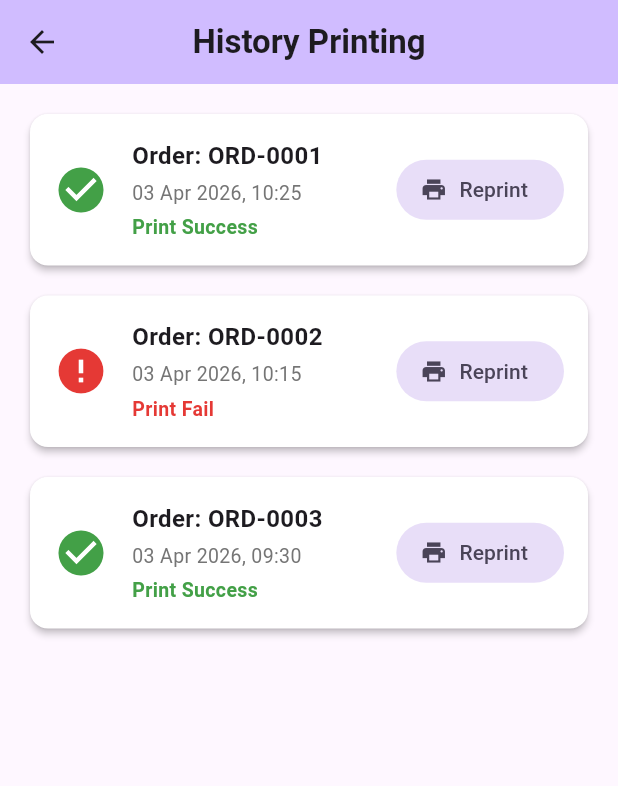
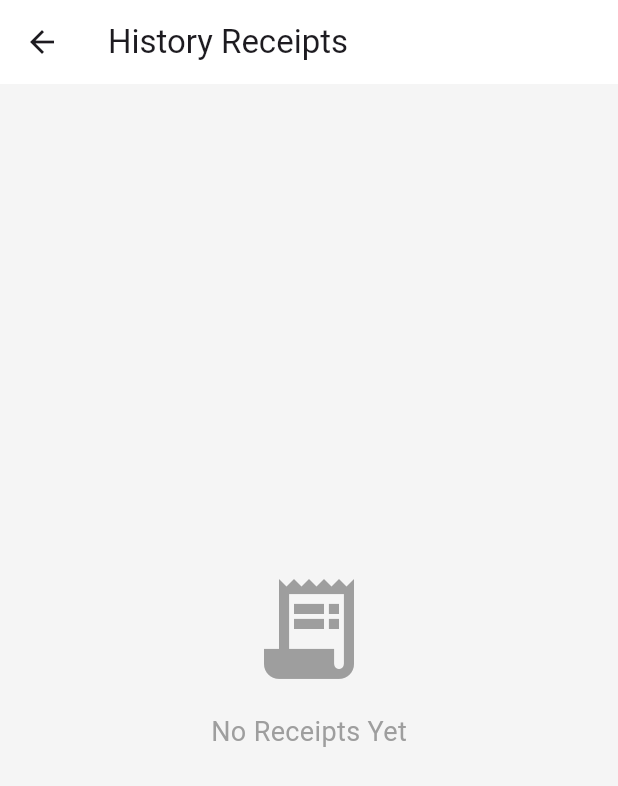
Before and after one commit to CHNSR/rainbow-test, a Flutter app: the HistoryPrinting screen opened by its route, on a phone screen of 412 x 824 dp. Shown: the top 786 px of the screen. Run offline on Flutter 3.47's test engine with Material 3 defaults, Android fonts, the phone set to English and light mode, and no system bars; our stand-ins replace barcode_widget, bloc, dotted_line, equatable, flutter_bloc, google_fonts and 2 more; missing offline and left inert: barcode, flutter_printer_01, flutter_thermal_printer; accounts and stored records are empty; statements that could not run were skipped.

Commit message:
update final app

```diff
--- a/lib/bloc/order_page/orderfull_event.dart
+++ b/lib/bloc/order_page/orderfull_event.dart
@@ -21,5 +21,8 @@ class SetOrderTypeEvent extends OrderfullEvent {
 }
 
 class ConfirmOrderEvent extends OrderfullEvent {
-  ConfirmOrderEvent();
+  final String status;
+  final String printer;
+
+  ConfirmOrderEvent({this.status = "Success", this.printer = "Unknown"});
 }
--- a/lib/model/print_history.dart
+++ b/lib/model/print_history.dart
@@ -1,4 +1,6 @@
 import 'package:hive_ce/hive_ce.dart';
+
+part 'print_history.g.dart';
 
 @HiveType(typeId: 1)
 enum PrintStatus {
--- /dev/null
+++ b/lib/model/receipt.dart
@@ -0,0 +1,70 @@
+import 'package:equatable/equatable.dart';
+import 'package:hive_ce/hive_ce.dart';
+
+part 'receipt.g.dart';
+
+@HiveType(typeId: 10) // เลือก typeId ที่ยังไม่ซ้ำในระบบของคุณ
+class Receipt extends Equatable {
+  @HiveField(0)
+  final String id;
+
+  @HiveField(1)
+  final DateTime date;
+
+  @HiveField(2)
+  final double totalAmount;
+
+  @HiveField(3)
+  final String orderType;
+
+  @HiveField(4)
+  final List<ReceiptItem> items;
+
+  @HiveField(5, defaultValue: 'Success')
+  final String status;
+
+  @HiveField(6, defaultValue: 'Unknown')
+  final String printer;
+
+  const Receipt({
+    required this.id,
+    required this.date,
+    required this.totalAmount,
+    required this.orderType,
+    required this.items,
+    required this.status,
+    required this.printer,
+  });
+
+  @override
+  List<Object?> get props => [
+        id,
+        date,
+        totalAmount,
+        orderType,
+        items,
+        status,
+        printer,
+      ];
+}
+
+@HiveType(typeId: 7) // เลือก typeId ที่ยังไม่ซ้ำในระบบของคุณ
+class ReceiptItem extends Equatable {
+  @HiveField(0)
+  final String foodName;
+
+  @HiveField(1)
+  final double foodPrice;
+
+  @HiveField(2)
+  final int quantity;
+
+  const ReceiptItem({
+    required this.foodName,
+    required this.foodPrice,
+    required this.quantity,
+  });
+
+  @override
+  List<Object?> get props => [foodName, foodPrice, quantity];
+}
--- a/lib/pages/order_pages.dart
+++ b/lib/pages/order_pages.dart
@@ -19,7 +19,6 @@ class _OrderPagesState extends State<OrderPages> {
   bool _isAutoScrolling = false;
   final GlobalKey _menuGridKey = GlobalKey();
   final GlobalKey repaintKey = GlobalKey(); // for capture
-  final PrinterService _printerService = PrinterService();
 
   void scrollToCategory(String catId) async {
     final ctx = categoryIndexMap[catId]?.currentContext;
--- a/lib/pages/printer_setting/history_printing.dart
+++ b/lib/pages/printer_setting/history_printing.dart
@@ -1,4 +1,6 @@
 import 'package:flutter/material.dart';
+import 'package:flutter_application_1/model/receipt.dart';
+import 'package:flutter_application_1/service/hive_ce/hive_ce.dart';
 import 'package:intl/intl.dart';
 
 /// สถานะของการพิมพ์
@@ -32,175 +34,149 @@ class HistoryPrinting extends StatefulWidget {
 }
 
 class _HistoryPrintingState extends State<HistoryPrinting> {
-  // ข้อมูลจำลอง (Mock Data)
-  final List<PrintHistoryItem> _history = [
-    PrintHistoryItem(
-      id: 'ORD-0001',
-      timestamp: DateTime.now().subtract(const Duration(minutes: 5)),
-      totalAmount: 250.0,
-      status: PrintStatus.success,
-    ),
-    PrintHistoryItem(
-      id: 'ORD-0002',
-      timestamp: DateTime.now().subtract(const Duration(minutes: 15)),
-      totalAmount: 120.0,
-      status: PrintStatus.fail,
-    ),
-    PrintHistoryItem(
-      id: 'ORD-0003',
-      timestamp: DateTime.now().subtract(const Duration(hours: 1)),
-      totalAmount: 850.0,
-      status: PrintStatus.success,
-    ),
-  ];
+  List<Receipt> receipts = [];
 
-  /// ฟังก์ชันจำลองการสั่งพิมพ์ซ้ำ
-  Future<void> _reprint(PrintHistoryItem item) async {
-    // 1. เปลี่ยนสถานะเป็น รอคิวพิมพ์ (Waiting)
-    setState(() => item.status = PrintStatus.waiting);
-    await Future.delayed(const Duration(milliseconds: 500));
-
-    // 2. เปลี่ยนสถานะเป็น กำลังพิมพ์ (Printing)
-    setState(() => item.status = PrintStatus.printing);
-
-    // TODO: เรียกใช้ PrinterService().printRecept(...) หรือ printWidgetReceipt(...) ตรงนี้
-    await Future.delayed(
-        const Duration(seconds: 2)); // จำลองเวลาเครื่องปริ้นทำงาน
-
-    // 3. อัปเดตสถานะเมื่อสำเร็จ (Success) หรือ ล้มเหลว (Fail)
-    if (mounted) {
-      setState(() => item.status = PrintStatus.success);
-      ScaffoldMessenger.of(context).showSnackBar(
-        SnackBar(
-          content: Text('✅ พิมพ์ใบเสร็จ ${item.id} ซ้ำสำเร็จ'),
-          backgroundColor: Colors.green.shade700,
-        ),
-      );
-    }
+  @override
+  void initState() {
+    super.initState();
+    _loadReceipts();
   }
 
-  /// Helper สำหรับแปลง Status เป็น สี
-  Color _getStatusColor(PrintStatus status) {
-    switch (status) {
-      case PrintStatus.success:
-        return Colors.green.shade600;
-      case PrintStatus.fail:
-        return Colors.red.shade600;
-      case PrintStatus.printing:
-        return Colors.blue.shade600;
-      case PrintStatus.waiting:
-        return Colors.orange.shade600;
-    }
-  }
-
-  /// Helper สำหรับแปลง Status เป็น ข้อความ
-  String _getStatusText(PrintStatus status) {
-    switch (status) {
-      case PrintStatus.success:
-        return 'Print Success';
-      case PrintStatus.fail:
-        return 'Print Fail';
-      case PrintStatus.printing:
-        return 'Printing...';
-      case PrintStatus.waiting:
-        return 'Waiting...';
-    }
-  }
-
-  /// Helper สำหรับแปลง Status เป็น Icon
-  IconData _getStatusIcon(PrintStatus status) {
-    switch (status) {
-      case PrintStatus.success:
-        return Icons.check_circle;
-      case PrintStatus.fail:
-        return Icons.error;
-      case PrintStatus.printing:
-        return Icons.print;
-      case PrintStatus.waiting:
-        return Icons.hourglass_empty;
-    }
+  void _loadReceipts() {
+    setState(() {
+      receipts = HiveService.getReceipts();
+    });
   }
 
   @override
   Widget build(BuildContext context) {
-    final cs = Theme.of(context).colorScheme;
-
     return Scaffold(
-      backgroundColor: cs.surface,
+      backgroundColor: Colors.grey[100],
       appBar: AppBar(
-        title: const Text('History Printing',
-            style: TextStyle(fontWeight: FontWeight.bold)),
-        backgroundColor: cs.inversePrimary,
-        centerTitle: true,
+        title: const Text("History Receipts"),
+        backgroundColor: Colors.white,
+        elevation: 0,
       ),
-      body: _history.isEmpty
-          ? const Center(child: Text('ไม่มีประวัติการพิมพ์'))
-          : ListView.separated(
+      body: receipts.isEmpty
+          ? const Center(
+              child: Column(
+                mainAxisAlignment: MainAxisAlignment.center,
+                children: [
+                  Icon(Icons.receipt_long, size: 80, color: Colors.grey),
+                  SizedBox(height: 16),
+                  Text(
+                    "No Receipts Yet",
+                    style: TextStyle(fontSize: 18, color: Colors.grey),
+                  ),
+                ],
+              ),
+            )
+          : ListView.builder(
               padding: const EdgeInsets.all(16),
-              itemCount: _history.length,
-              separatorBuilder: (_, __) => const SizedBox(height: 12),
+              itemCount: receipts.length,
               itemBuilder: (context, index) {
-                final item = _history[index];
-                final isProcessing = item.status == PrintStatus.printing ||
-                    item.status == PrintStatus.waiting;
-
+                final receipt = receipts[index];
                 return Card(
+                  margin: const EdgeInsets.only(bottom: 12),
                   elevation: 2,
-                  color: Colors.white,
                   shape: RoundedRectangleBorder(
-                      borderRadius: BorderRadius.circular(12)),
-                  child: Padding(
-                    padding: const EdgeInsets.all(16.0),
-                    child: Row(
-                      children: [
-                        // ไอคอนสถานะ
-                        Icon(_getStatusIcon(item.status),
-                            color: _getStatusColor(item.status), size: 36),
-                        const SizedBox(width: 16),
-
-                        // รายละเอียดออเดอร์
-                        Expanded(
+                    borderRadius: BorderRadius.circular(12),
+                  ),
+                  child: ExpansionTile(
+                    title: Text(
+                      "Order #${receipt.id.substring(receipt.id.length - 6)}",
+                      style: const TextStyle(fontWeight: FontWeight.bold),
+                    ),
+                    subtitle: Padding(
+                      padding: const EdgeInsets.only(top: 4.0),
                       child: Column(
                         crossAxisAlignment: CrossAxisAlignment.start,
                         children: [
                           Text(
-                                'Order: ${item.id}',
-                                style: const TextStyle(
-                                    fontWeight: FontWeight.bold, fontSize: 16),
+                            DateFormat('dd MMM yyyy, HH:mm')
+                                .format(receipt.date),
+                            style: TextStyle(color: Colors.grey[600]),
                           ),
-                              const SizedBox(height: 4),
-                              Text(
-                                DateFormat('dd MMM yyyy, HH:mm')
-                                    .format(item.timestamp),
+                          const SizedBox(height: 6),
+                          Row(
+                            children: [
+                              Container(
+                                padding: const EdgeInsets.symmetric(
+                                    horizontal: 6, vertical: 2),
+                                decoration: BoxDecoration(
+                                  color: Colors.blue.shade50,
+                                  borderRadius: BorderRadius.circular(4),
+                                  border:
+                                      Border.all(color: Colors.blue.shade200),
+                                ),
+                                child: Text(
+                                  receipt.orderType,
                                   style: TextStyle(
-                                    color: Colors.grey.shade600, fontSize: 13),
+                                      fontSize: 12,
+                                      color: receipt.orderType == "stay"
+                                          ? Colors.blue.shade700
+                                          : Colors.orange.shade700),
                                 ),
-                              const SizedBox(height: 4),
-                              Text(
-                                _getStatusText(item.status),
+                              ),
+                              const SizedBox(width: 6),
+                              Container(
+                                padding: const EdgeInsets.symmetric(
+                                    horizontal: 6, vertical: 2),
+                                decoration: BoxDecoration(
+                                  color:
+                                      receipt.status.toLowerCase() == 'success'
+                                          ? Colors.green.shade50
+                                          : Colors.red.shade50,
+                                  borderRadius: BorderRadius.circular(4),
+                                  border: Border.all(
+                                      color: receipt.status.toLowerCase() ==
+                                              'success'
+                                          ? Colors.green.shade200
+                                          : Colors.red.shade200),
+                                ),
+                                child: Text(
+                                  receipt.status,
                                   style: TextStyle(
-                                    color: _getStatusColor(item.status),
-                                    fontWeight: FontWeight.w600,
-                                    fontSize: 13),
+                                    fontSize: 12,
+                                    color: receipt.status.toLowerCase() ==
+                                            'success'
+                                        ? Colors.green.shade700
+                                        : Colors.red.shade700,
+                                  ),
+                                ),
+                              ),
+                              const SizedBox(width: 6),
+                              Expanded(
+                                child: Text(
+                                  "🖨️ ${receipt.printer}",
+                                  style: TextStyle(
+                                      fontSize: 12, color: Colors.grey[700]),
+                                  maxLines: 1,
+                                  overflow: TextOverflow.ellipsis,
+                                ),
+                              ),
+                            ],
                           ),
                         ],
                       ),
                     ),
-
-                        // ปุ่ม Reprint
-                        FilledButton.tonalIcon(
-                          onPressed: isProcessing ? null : () => _reprint(item),
-                          icon: isProcessing
-                              ? const SizedBox(
-                                  width: 16,
-                                  height: 16,
-                                  child:
-                                      CircularProgressIndicator(strokeWidth: 2))
-                              : const Icon(Icons.print, size: 18),
-                          label: Text(isProcessing ? 'Wait' : 'Reprint'),
+                    trailing: Text(
+                      "\$${receipt.totalAmount.toStringAsFixed(2)}",
+                      style: const TextStyle(
+                        fontWeight: FontWeight.bold,
+                        fontSize: 16,
+                        color: Colors.green,
                       ),
+                    ),
+                    children: [
+                      const Divider(),
+                      ...receipt.items.map((item) => ListTile(
+                            title: Text("${item.quantity}x ${item.foodName}"),
+                            trailing: Text(
+                                "\$${(item.foodPrice * item.quantity).toStringAsFixed(2)}"),
+                          )),
+                      const SizedBox(height: 8),
                     ],
-                    ),
                   ),
                 );
               },
--- a/lib/service/hive_ce/hive_ce.dart
+++ b/lib/service/hive_ce/hive_ce.dart
@@ -1,10 +1,13 @@
+import 'package:flutter_application_1/model/receipt.dart';
 import 'package:flutter_application_1/model/print_result.dart';
 import 'package:hive_ce_flutter/hive_ce_flutter.dart';
+import 'package:flutter_application_1/hive_registrar.g.dart';
 
 class HiveService {
   // Constants for Box Names
   static const String settingsBox = 'settingsBox';
   static const String printerBox = 'printerBox';
+  static const String receiptBox = 'receiptBox';
 
   // Constants for Setting Keys
   static const String keyRestaurantName = 'restaurantName';
@@ -16,13 +19,12 @@ class HiveService {
     await Hive.initFlutter();
 
     // 2. Register Adapters
-    if (!Hive.isAdapterRegistered(0)) {
-      Hive.registerAdapter(PrinterConfigAdapter());
-    }
+    Hive.registerAdapters();
 
     // 3. Open Boxes
     await Hive.openBox<dynamic>(settingsBox);
     await Hive.openBox<PrinterConfig>(printerBox);
+    await Hive.openBox<Receipt>(receiptBox);
 
     // Set default settings if not exists
     final box = Hive.box<dynamic>(settingsBox);
@@ -74,7 +76,8 @@ class HiveService {
   // ==========================================
 
   static String getRestaurantName() {
-    return Hive.box<dynamic>(settingsBox).get(keyRestaurantName, defaultValue: "My Restaurant");
+    return Hive.box<dynamic>(settingsBox)
+        .get(keyRestaurantName, defaultValue: "My Restaurant");
   }
 
   static Future<void> setRestaurantName(String name) async {
@@ -82,10 +85,28 @@ class HiveService {
   }
 
   static String getRestaurantPhone() {
-    return Hive.box<dynamic>(settingsBox).get(keyRestaurantPhone, defaultValue: "");
+    return Hive.box<dynamic>(settingsBox)
+        .get(keyRestaurantPhone, defaultValue: "");
   }
 
   static Future<void> setRestaurantPhone(String phone) async {
     await Hive.box<dynamic>(settingsBox).put(keyRestaurantPhone, phone);
   }
+
+  // ==========================================
+  // RECEIPTS
+  // ==========================================
+
+  static Future<void> addReceipt(Receipt receipt) async {
+    final box = Hive.box<Receipt>(receiptBox);
+    await box.put(receipt.id, receipt);
+  }
+
+  static List<Receipt> getReceipts() {
+    final box = Hive.box<Receipt>(receiptBox);
+    final receipts = box.values.toList();
+    // เรียงลำดับจากใบเสร็จใหม่สุดไปเก่าสุด
+    receipts.sort((a, b) => b.date.compareTo(a.date));
+    return receipts;
+  }
 }
```
Also changed, not shown: lib/bloc/order_page/orderfull_bloc.dart (+33 -1 lines), lib/core/orderfull_page_core.dart (+6 -2 lines), lib/model/order_item.dart (+16 -0 lines), lib/pages/printer_setting/receipt_history_page.dart (added, +94 -0 lines), lib/service/myprinter/myprinter.dart (+31 -6 lines), lib/widgets/order_page/order_page_widget.dart (+87 -9 lines), lib/hive_registrar.g.dart, lib/model/order_item.g.dart (added), lib/model/print_history.g.dart (added), lib/model/receipt.g.dart (added). Lines whose indentation alone changed are shown as unchanged.
